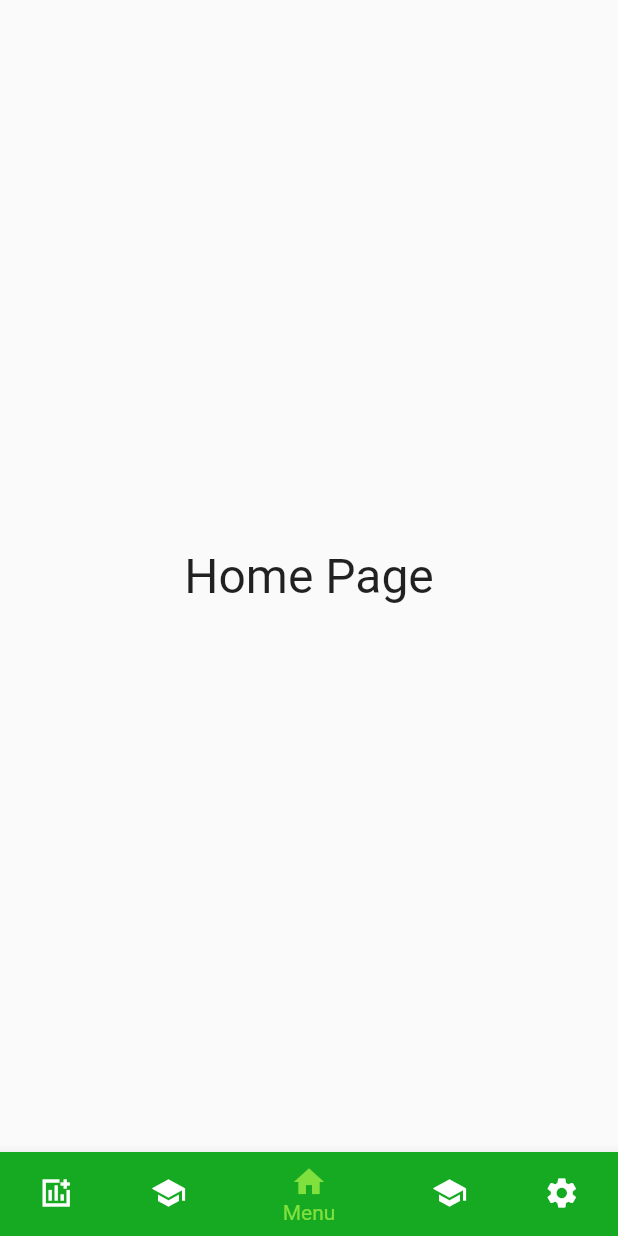
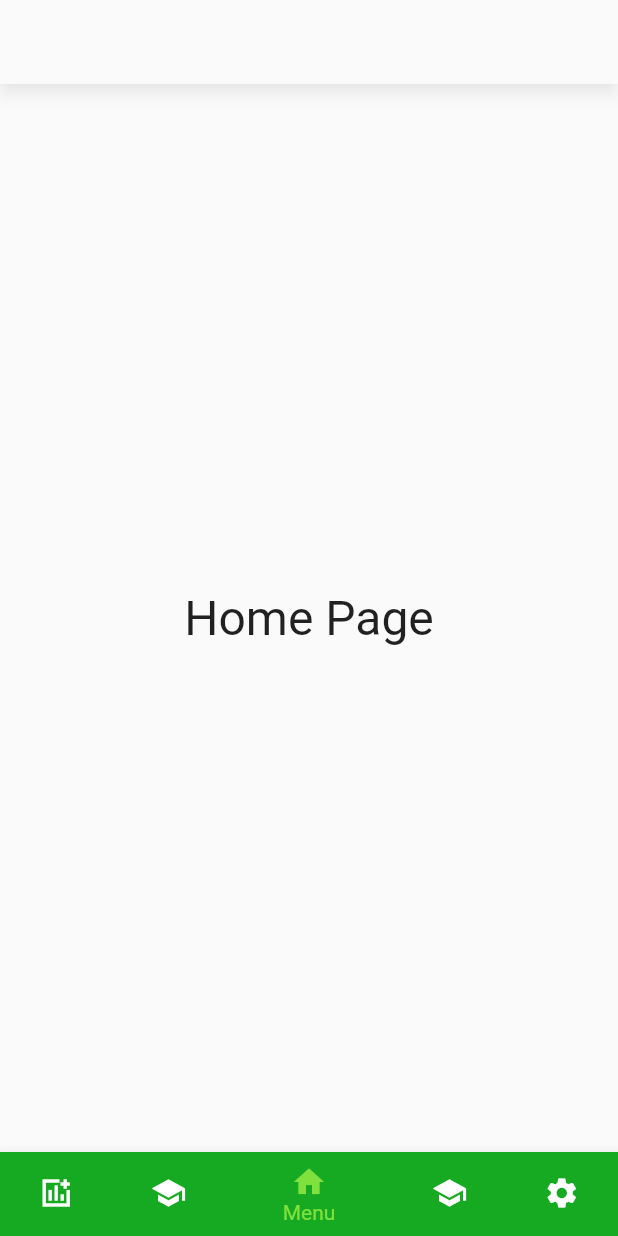
Before and after one commit to Kenayv/ProjektHackHeroes, a Flutter app: the MainPage screen opened directly, on a phone screen of 412 x 824 dp. Run offline on Flutter 3.47's test engine with Material 2 defaults, Android fonts, the phone set to English and light mode, and no system bars.

```diff
--- a/project_hack_heroes/lib/main.dart
+++ b/project_hack_heroes/lib/main.dart
@@ -50,6 +50,12 @@ class _MainPageState extends State<MainPage> {
   @override
   Widget build(BuildContext context) {
     return Scaffold(
+      appBar: AppBar(
+        shadowColor: Color.fromRGBO(0, 0, 0, 0.3), // barely visible black shadow - looks like a line
+        backgroundColor: Color.fromRGBO(250, 250, 250, 1), //bar should be background color.
+        automaticallyImplyLeading: false,
+        actions: <Widget>[],
+      ),
       body: screens[_selectedIndex],
       bottomNavigationBar: BottomNavigationBar(
         items: const <BottomNavigationBarItem>[
```
